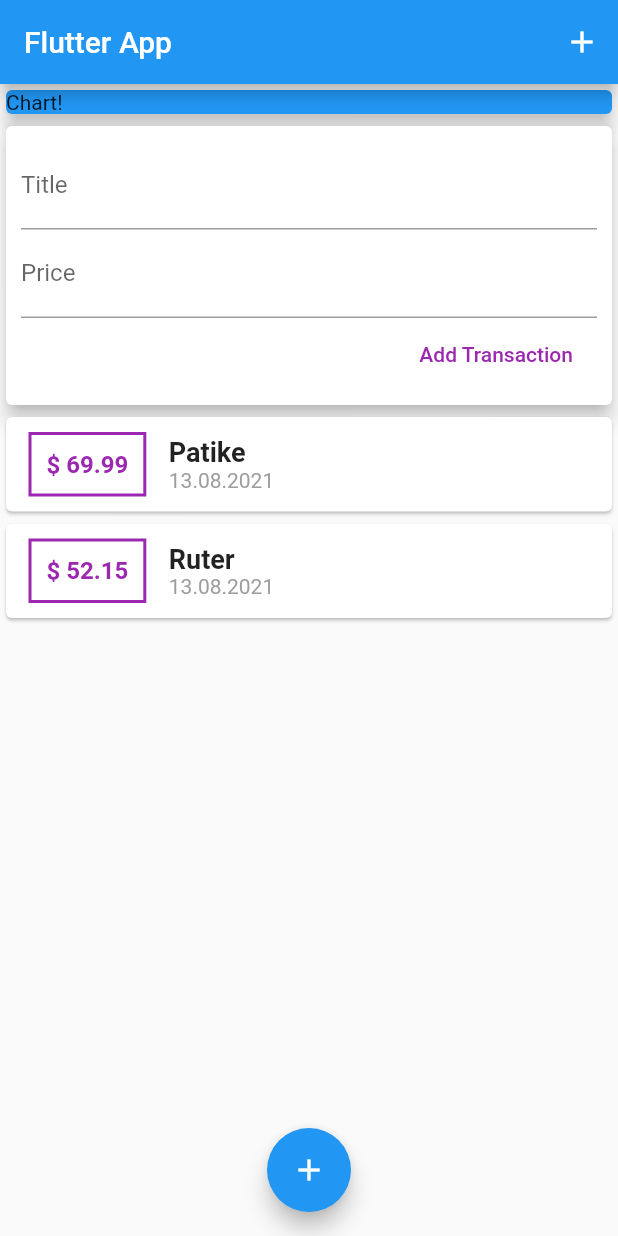
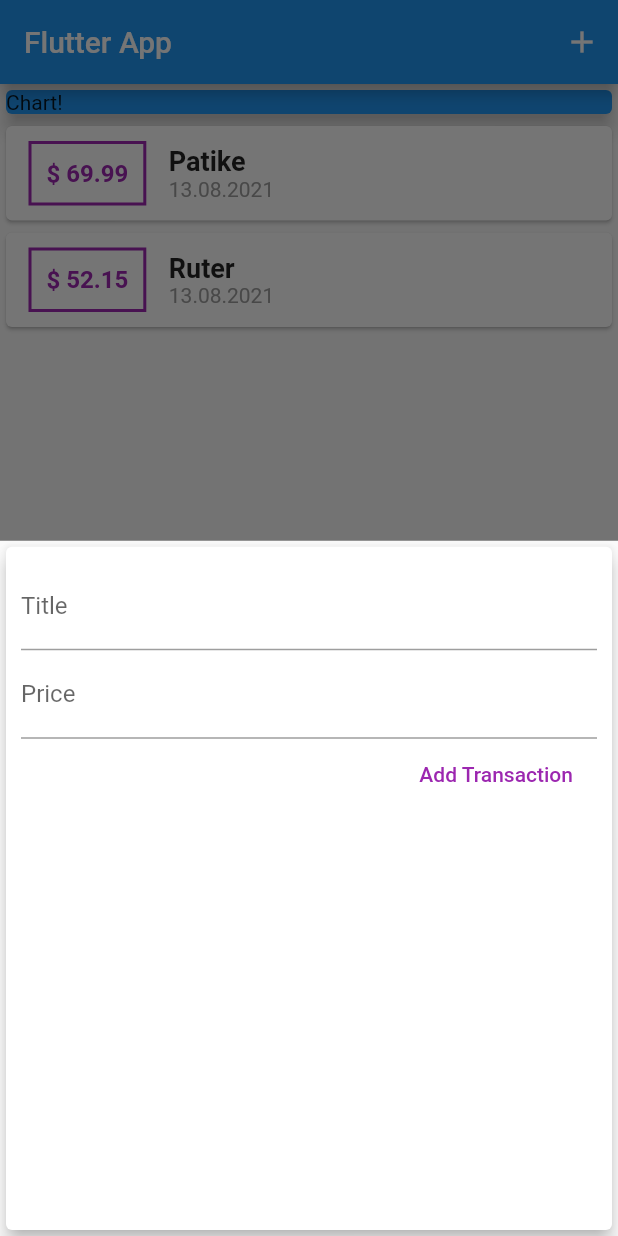
Before and after one commit to NikolaMag99/Personal-Expenses, a Flutter app: the screen it shows after launch, after a tap on the "add" icon, on a phone screen of 412 x 824 dp. Run offline on Flutter 3.47's test engine with Material 2 defaults, Android fonts, the phone set to English and light mode, and no system bars.

Commit message:
Refaktorisanje koda i omoguceno dodavanje preko dugmeta kao i pop up meni

```diff
--- a/lib/main.dart
+++ b/lib/main.dart
@@ -1,5 +1,7 @@
 import 'package:flutter/material.dart';
-import './widgets/userTransaction.dart';
+import './widgets/transactionList.dart';
+import './widgets/newTransaction.dart';
+import '../models/transaction.dart';
 
 void main() {
   runApp(MyApp());
@@ -15,12 +17,55 @@ class MyApp extends StatelessWidget {
   }
 }
 
-class MyHomePage extends StatelessWidget {
+class MyHomePage extends StatefulWidget {
   // late String titleInput;
   // late String priceInput;
 
-  final titleController = TextEditingController();
-  final priceController = TextEditingController();
+  @override
+  _MyHomePageState createState() => _MyHomePageState();
+}
+
+class _MyHomePageState extends State<MyHomePage> {
+  final List<Transaction> _userTransactions = [
+    Transaction(
+      id: 't1',
+      title: 'Patike',
+      amount: 69.99,
+      date: DateTime.now(),
+    ),
+    Transaction(
+      id: 't2',
+      title: 'Ruter',
+      amount: 52.15,
+      date: DateTime.now(),
+    ),
+  ];
+
+  void _addNewTransaction(String title, double amount) {
+    final newTx = Transaction(
+      id: DateTime.now().toString(),
+      title: title,
+      amount: amount,
+      date: DateTime.now(),
+    );
+
+    setState(() {
+      _userTransactions.add(newTx);
+    });
+  }
+
+  void _startAddNewTransaction(BuildContext ctx) {
+    showModalBottomSheet(
+      context: ctx,
+      builder: (bCtx) {
+        return GestureDetector(
+          onTap: () {},
+          child: NewTransaction(_addNewTransaction),
+          behavior: HitTestBehavior.opaque,
+        );
+      },
+    );
+  }
 
   @override
   Widget build(BuildContext context) {
@@ -29,7 +74,7 @@ class MyHomePage extends StatelessWidget {
         title: Text('Flutter App'),
         actions: <Widget>[
           IconButton(
-            onPressed: () {},
+            onPressed: () => _startAddNewTransaction(context),
             icon: Icon(Icons.add),
           )
         ],
@@ -47,14 +92,14 @@ class MyHomePage extends StatelessWidget {
                 elevation: 5,
               ),
             ),
-            UserTransaction(),
+            TransactionList(_userTransactions),
           ],
         ),
       ),
       floatingActionButtonLocation: FloatingActionButtonLocation.centerFloat,
       floatingActionButton: FloatingActionButton(
         child: Icon(Icons.add),
-        onPressed: () {},
+        onPressed: () => _startAddNewTransaction(context),
       ),
     );
   }
--- a/lib/widgets/newTransaction.dart
+++ b/lib/widgets/newTransaction.dart
@@ -2,12 +2,19 @@ import 'package:flutter/material.dart';
 
 import '../models/transaction.dart';
 
-class NewTransaction extends StatelessWidget {
+class NewTransaction extends StatefulWidget {
   final Function addTx;
-  final titleController = TextEditingController();
-  final priceController = TextEditingController();
 
   NewTransaction(this.addTx);
+
+  @override
+  _NewTransactionState createState() => _NewTransactionState();
+}
+
+class _NewTransactionState extends State<NewTransaction> {
+  final titleController = TextEditingController();
+
+  final priceController = TextEditingController();
 
   void submitData() {
     final enteredTitle = titleController.text;
@@ -16,10 +23,13 @@ class NewTransaction extends StatelessWidget {
     if (enteredTitle.isEmpty || enteredPrice <= 0) {
       return;
     }
-    addTx(
+
+    widget.addTx(
       enteredTitle,
       enteredPrice,
     );
+
+    Navigator.of(context).pop();
   }
 
   @override
--- a/lib/widgets/userTransaction.dart
+++ /dev/null
@@ -1,50 +0,0 @@
-import 'package:flutter/material.dart';
-
-import './transactionList.dart';
-import './newTransaction.dart';
-import '../models/transaction.dart';
-
-class UserTransaction extends StatefulWidget {
-  @override
-  _UserTransactionState createState() => _UserTransactionState();
-}
-
-class _UserTransactionState extends State<UserTransaction> {
-  final List<Transaction> _userTransactions = [
-    Transaction(
-      id: 't1',
-      title: 'Patike',
-      amount: 69.99,
-      date: DateTime.now(),
-    ),
-    Transaction(
-      id: 't2',
-      title: 'Ruter',
-      amount: 52.15,
-      date: DateTime.now(),
-    ),
-  ];
-
-  void _addNewTransaction(String title, double amount) {
-    final newTx = Transaction(
-      id: DateTime.now().toString(),
-      title: title,
-      amount: amount,
-      date: DateTime.now(),
-    );
-
-    setState(() {
-      _userTransactions.add(newTx);
-    });
-  }
-
-  @override
-  Widget build(BuildContext context) {
-    return Column(
-      children: <Widget>[
-        NewTransaction(_addNewTransaction),
-        TransactionList(_userTransactions),
-      ],
-    );
-  }
-}
```
